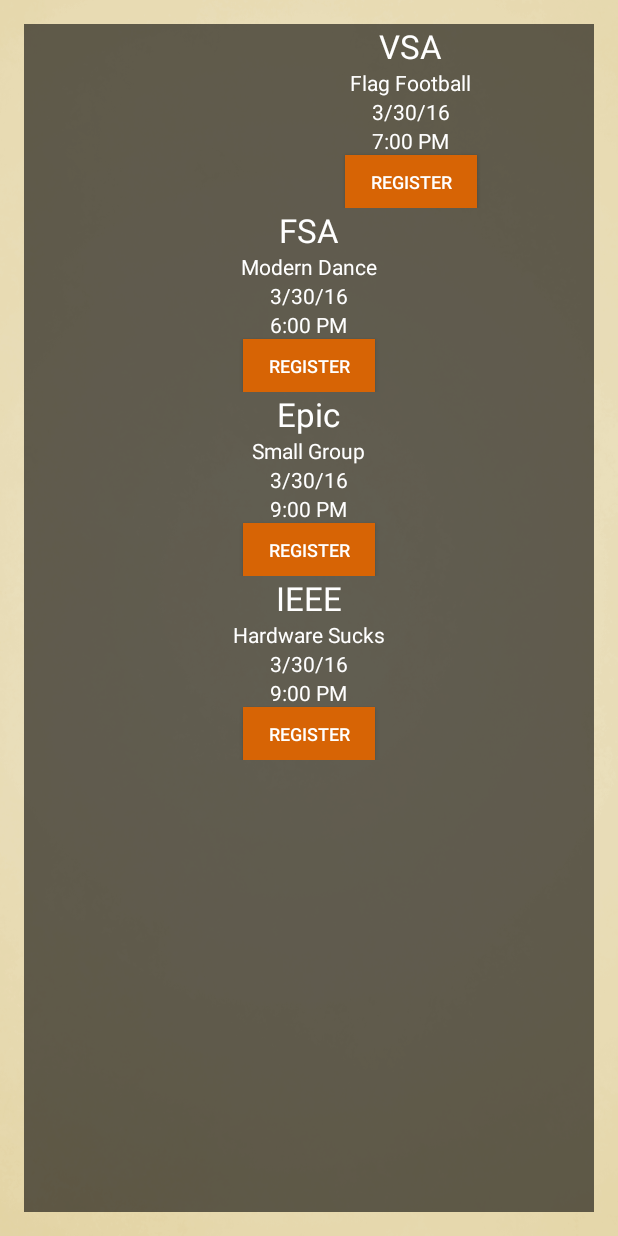
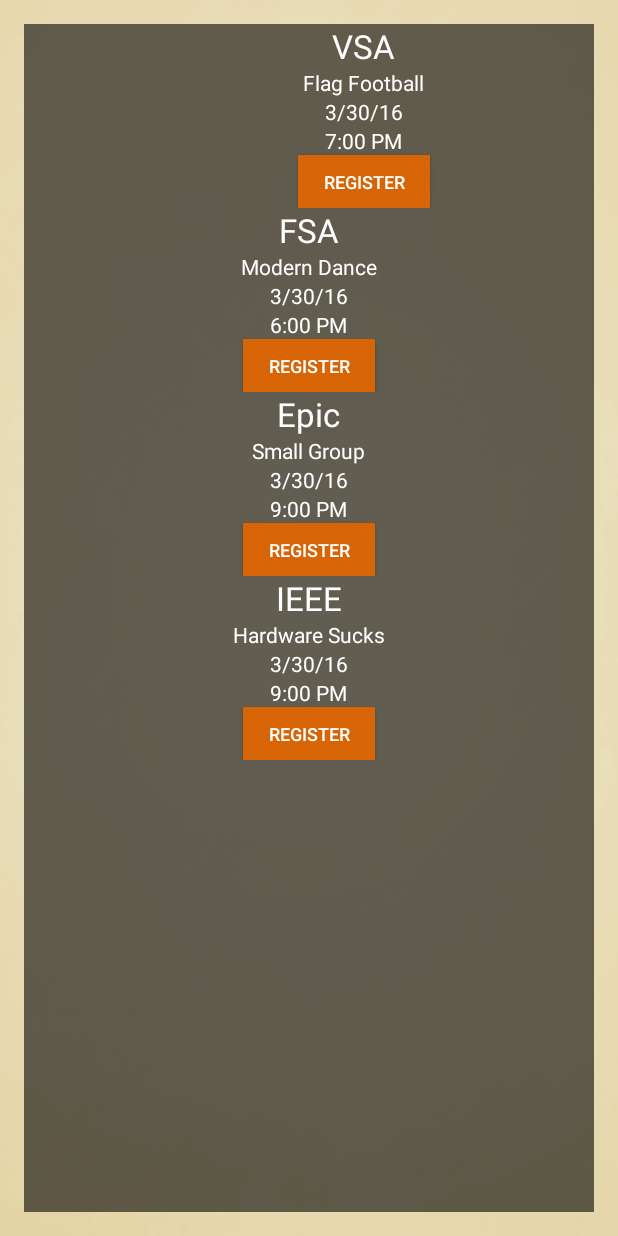
Before and after one commit to josh-marasigan/OrangeLoop, an Android app: the MemberHomePage screen opened directly, with no data from a screen before it, on a phone screen of 412 x 824 dp. Run offline under Robolectric (Android 15) with nearby library versions, the phone set to English and light mode, and no system bars; 1 statement that could not run was skipped.

Commit message:
AL Members
Orgs

```diff
--- a/app/src/main/res/layout/activity_member_home_page.xml
+++ b/app/src/main/res/layout/activity_member_home_page.xml
@@ -24,20 +24,20 @@
             android:layout_height="wrap_content"
             android:layout_gravity="center_horizontal"
             android:id="@+id/club_A"
-            >
+            android:weightSum="1">
 
             <!-- HTTP Image -->
             <ImageView
                 android:id="@+id/imageView"
-                android:layout_width="70dp"
-                android:layout_height="70dp"
+                android:layout_width="73dp"
+                android:layout_height="match_parent"
                 android:contentDescription="@string/hello"
                 android:maxHeight="70dp"
                 android:maxWidth="70dp" />
 
             <LinearLayout
                 android:orientation="vertical"
-                android:layout_width="353dp"
+                android:layout_width="match_parent"
                 android:layout_height="wrap_content"
                 android:weightSum="1">
 
```
